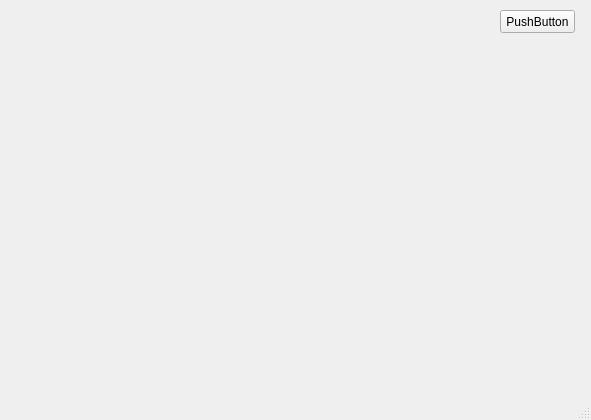
The window that GUI/UI/main.ui (lidingke/fiberGeometry) describes before a commit, drawn with Qt 5.
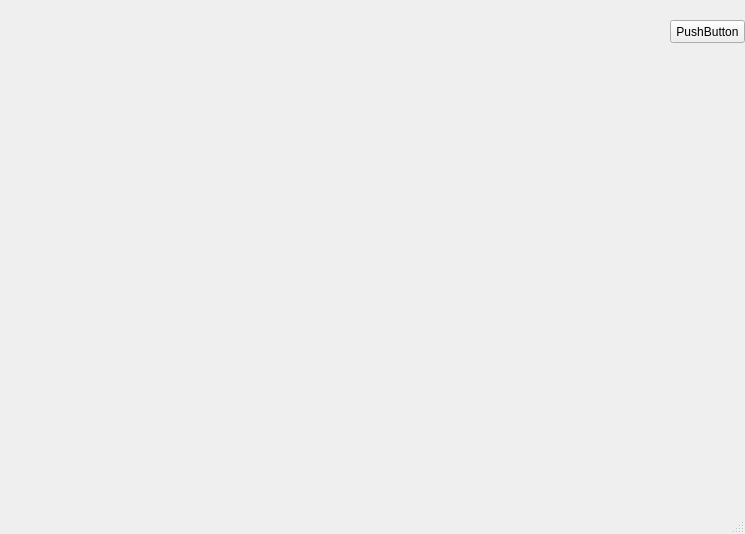
The same window after the commit.

Diff of the .ui file:
```diff
--- a/GUI/UI/main.ui
+++ b/GUI/UI/main.ui
@@ -6,8 +6,8 @@
    <rect>
     <x>0</x>
     <y>0</y>
-    <width>591</width>
-    <height>420</height>
+    <width>745</width>
+    <height>534</height>
    </rect>
   </property>
   <property name="windowTitle">
@@ -17,8 +17,8 @@
    <widget class="QPushButton" name="pushButton">
     <property name="geometry">
      <rect>
-      <x>500</x>
-      <y>10</y>
+      <x>670</x>
+      <y>20</y>
       <width>75</width>
       <height>23</height>
      </rect>
@@ -32,8 +32,8 @@
      <rect>
       <x>10</x>
       <y>10</y>
-      <width>481</width>
-      <height>400</height>
+      <width>648</width>
+      <height>486</height>
      </rect>
     </property>
     <property name="minimumSize">
```
Left out of the diff: 2 changed lines with no effect on the pictures.
